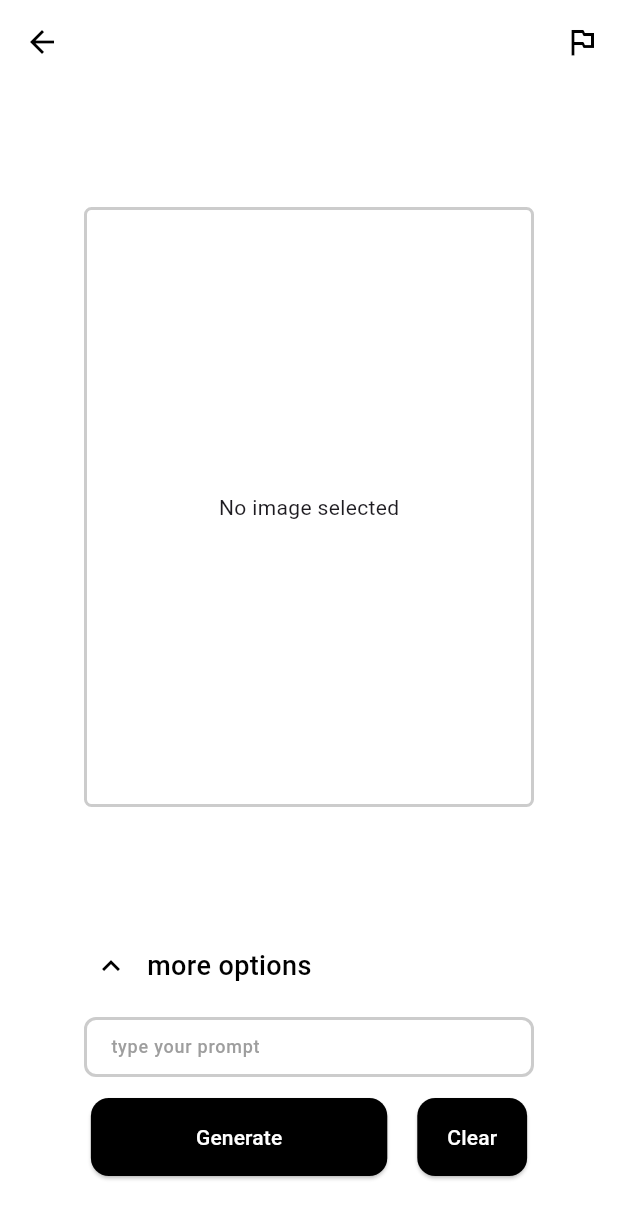
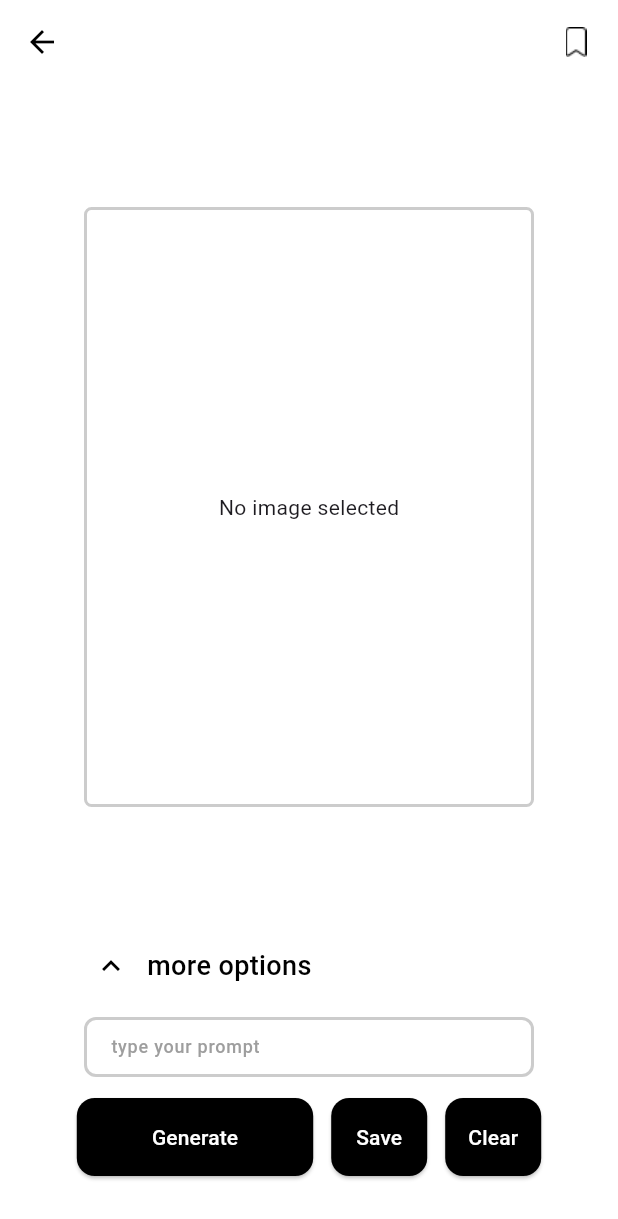
Before and after one commit to jibek1201/picaso, a Flutter app: the ThirdPage screen opened directly, on a phone screen of 412 x 824 dp. Shown: the top 1219 px of the screen. Run offline on Flutter 3.47's test engine with Material 3 defaults, Android fonts, the light colour scheme and no system bars; our stand-ins replace image_picker, sqflite; accounts and stored records are empty.

Commit message:
toggle save

```diff
--- a/lib/main.dart
+++ b/lib/main.dart
@@ -218,7 +218,6 @@ class SecondPage extends StatelessWidget {
 
 
 
-
 class ThirdPage extends StatefulWidget {
   const ThirdPage({Key? key}) : super(key: key);
 
@@ -237,21 +236,14 @@ class _ThirdPageState extends State<ThirdPage> {
 
   // Function to toggle save state and interact with the database
   void toggleSave() async {
-    if (_imagePath != null) {
-      // Save the image to the database
-      await DatabaseHelper().insertImage(_imagePath!);
+    if (_contourImagePath != null) {
+      // Add your database helper call here
       ScaffoldMessenger.of(context).showSnackBar(
-        const SnackBar(content: Text('Image saved successfully!')),
-      );
-
-      // Navigate to Fourth Page to display saved images
-      Navigator.push(
-        context,
-        MaterialPageRoute(builder: (context) => const FourthPage()),
+        const SnackBar(content: Text('Contour image saved successfully!')),
       );
     } else {
       ScaffoldMessenger.of(context).showSnackBar(
-        const SnackBar(content: Text('No image to save.')),
+        const SnackBar(content: Text('No contour image to save.')),
       );
     }
   }
@@ -289,7 +281,7 @@ class _ThirdPageState extends State<ThirdPage> {
       final edgeImage = img.sobel(grayImage);
       final invertedImage = img.invert(edgeImage);
 
-      final tempDir = Directory.systemTemp;
+      final tempDir = await getTemporaryDirectory();
       final contourFile = File('${tempDir.path}/contour_image.png')
         ..writeAsBytesSync(img.encodePng(invertedImage));
 
@@ -329,16 +321,25 @@ class _ThirdPageState extends State<ThirdPage> {
           },
         ),
         actions: [
-          IconButton(
-            icon: Icon(
-              isSaved ? Icons.flag : Icons.outlined_flag,
-              color: isSaved ? Colors.red : Colors.black,
+          Padding(
+            padding: const EdgeInsets.only(right: 16),
+            child: GestureDetector(
+              onTap: () {
+                Navigator.push(
+                  context,
+                  MaterialPageRoute(builder: (context) => const FourthPage()),
+                );
+              },
+              child: Image.asset(
+                'images/vector.png', // Replace with your image path
+                width: 24, // Set the size you want for the image
+                height: 24,
+              ),
             ),
-            onPressed: toggleSave,
-            tooltip: isSaved ? 'Unsave' : 'Save',
           ),
         ],
       ),
+
       body: Column(
         children: [
           Expanded(
@@ -529,11 +530,24 @@ class _ThirdPageState extends State<ThirdPage> {
                         shape: RoundedRectangleBorder(
                             borderRadius: BorderRadius.circular(12)),
                         padding: const EdgeInsets.symmetric(
-                            horizontal: 70, vertical: 16),
+                            horizontal: 50, vertical: 16),
                       ),
                       child: const Text('Generate'),
                     ),
-                    const SizedBox(width: 20),
+                    const SizedBox(width: 12),
+                    ElevatedButton(
+                      onPressed: toggleSave,
+                      style: ElevatedButton.styleFrom(
+                        foregroundColor: Colors.white,
+                        backgroundColor: Colors.black,
+                        shape: RoundedRectangleBorder(
+                            borderRadius: BorderRadius.circular(12)),
+                        padding: const EdgeInsets.symmetric(
+                            horizontal: 12, vertical: 16),
+                      ),
+                      child: const Text('Save'),
+                    ),
+                    const SizedBox(width: 12),
                     ElevatedButton(
                       onPressed: _clearAction,
                       style: ElevatedButton.styleFrom(
@@ -542,7 +556,7 @@ class _ThirdPageState extends State<ThirdPage> {
                         shape: RoundedRectangleBorder(
                             borderRadius: BorderRadius.circular(12)),
                         padding: const EdgeInsets.symmetric(
-                            horizontal: 20, vertical: 16),
+                            horizontal: 12, vertical: 16),
                       ),
                       child: const Text('Clear'),
                     ),
@@ -616,6 +630,13 @@ class _ThirdPageState extends State<ThirdPage> {
 
 
 
+
+
+
+
+
+
+
 class FourthPage extends StatefulWidget {
   const FourthPage({Key? key}) : super(key: key);
 
@@ -673,7 +694,7 @@ class _FourthPageState extends State<FourthPage> {
       )
           : const Center(
         child: Text(
-          'No images saved.',
+          'No contour images saved.',
           style: TextStyle(fontSize: 16, color: Colors.black54),
         ),
       ),
--- a/pubspec.yaml
+++ b/pubspec.yaml
@@ -59,13 +59,15 @@ dev_dependencies:
 
 # The following section is specific to Flutter packages.
 flutter:
+  assets:
+    - images/
+    - images/vector.png
 
   # The following line ensures that the Material Icons font is
   # included with your application, so that you can use the icons in
   # the material Icons class.
   uses-material-design: true
-  assets:
-    - images/
+
   # To add assets to your application, add an assets section, like this:
   # assets:
   #   - images/a_dot_burr.jpeg
```
Also changed, not shown: images/vector.png (added).
